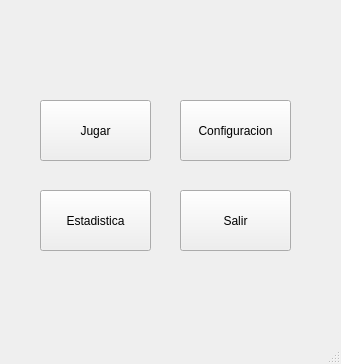
Sebasdsk/PracticaFinalLenguajes, file Interfaces/menu.ui: the form before one commit.
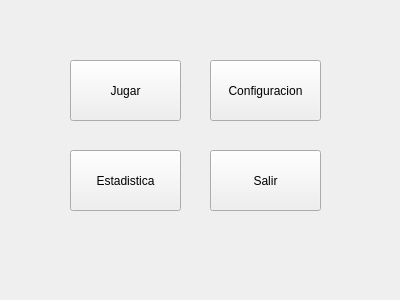
The form after the commit.

```diff
--- a/Interfaces/menu.ui
+++ b/Interfaces/menu.ui
@@ -1,13 +1,13 @@
 <?xml version="1.0" encoding="UTF-8"?>
 <ui version="4.0">
- <class>MainWindow</class>
- <widget class="QMainWindow" name="MainWindow">
+ <class>Menu</class>
+ <widget class="QWidget" name="Menu">
   <property name="geometry">
    <rect>
     <x>0</x>
     <y>0</y>
-    <width>341</width>
-    <height>364</height>
+    <width>400</width>
+    <height>300</height>
    </rect>
   </property>
   <property name="mouseTracking">
@@ -16,25 +16,11 @@
   <property name="windowTitle">
    <string>Menu</string>
   </property>
-  <widget class="QWidget" name="centralwidget">
-   <widget class="QPushButton" name="btnJugar">
-    <property name="geometry">
-     <rect>
-      <x>40</x>
-      <y>100</y>
-      <width>111</width>
-      <height>61</height>
-     </rect>
-    </property>
-    <property name="text">
-     <string>Jugar</string>
-    </property>
-   </widget>
    <widget class="QPushButton" name="btnEstadistica">
     <property name="geometry">
      <rect>
-      <x>40</x>
-      <y>190</y>
+     <x>70</x>
+     <y>150</y>
       <width>111</width>
       <height>61</height>
      </rect>
@@ -43,11 +29,24 @@
      <string>Estadistica</string>
     </property>
    </widget>
+  <widget class="QPushButton" name="btnJugar">
+   <property name="geometry">
+    <rect>
+     <x>70</x>
+     <y>60</y>
+     <width>111</width>
+     <height>61</height>
+    </rect>
+   </property>
+   <property name="text">
+    <string>Jugar</string>
+   </property>
+  </widget>
    <widget class="QPushButton" name="btnConfig">
     <property name="geometry">
      <rect>
-      <x>180</x>
-      <y>100</y>
+     <x>210</x>
+     <y>60</y>
       <width>111</width>
       <height>61</height>
      </rect>
@@ -59,8 +58,8 @@
    <widget class="QPushButton" name="btnSalir">
     <property name="geometry">
      <rect>
-      <x>180</x>
-      <y>190</y>
+     <x>210</x>
+     <y>150</y>
       <width>111</width>
       <height>61</height>
      </rect>
@@ -69,8 +68,6 @@
      <string>Salir</string>
     </property>
    </widget>
-  </widget>
-  <widget class="QStatusBar" name="statusbar"/>
  </widget>
  <resources/>
  <connections/>
```
Left out of the diff: 3 changed lines with no effect on the pictures. Lines whose indentation alone changed are shown as unchanged.
